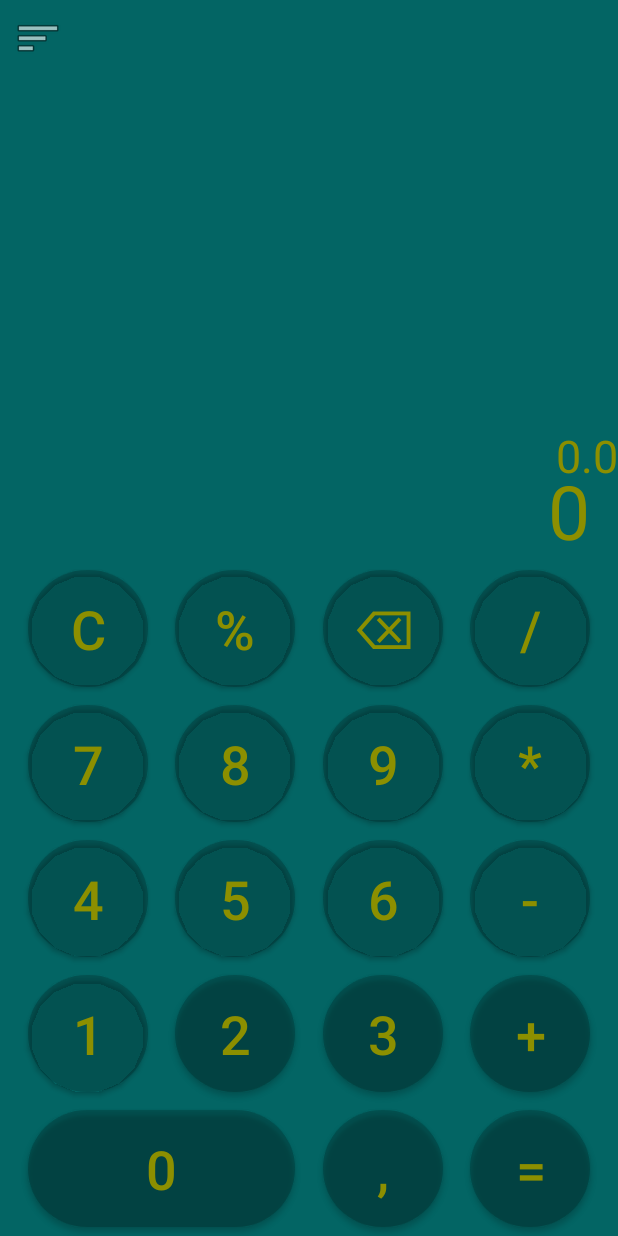
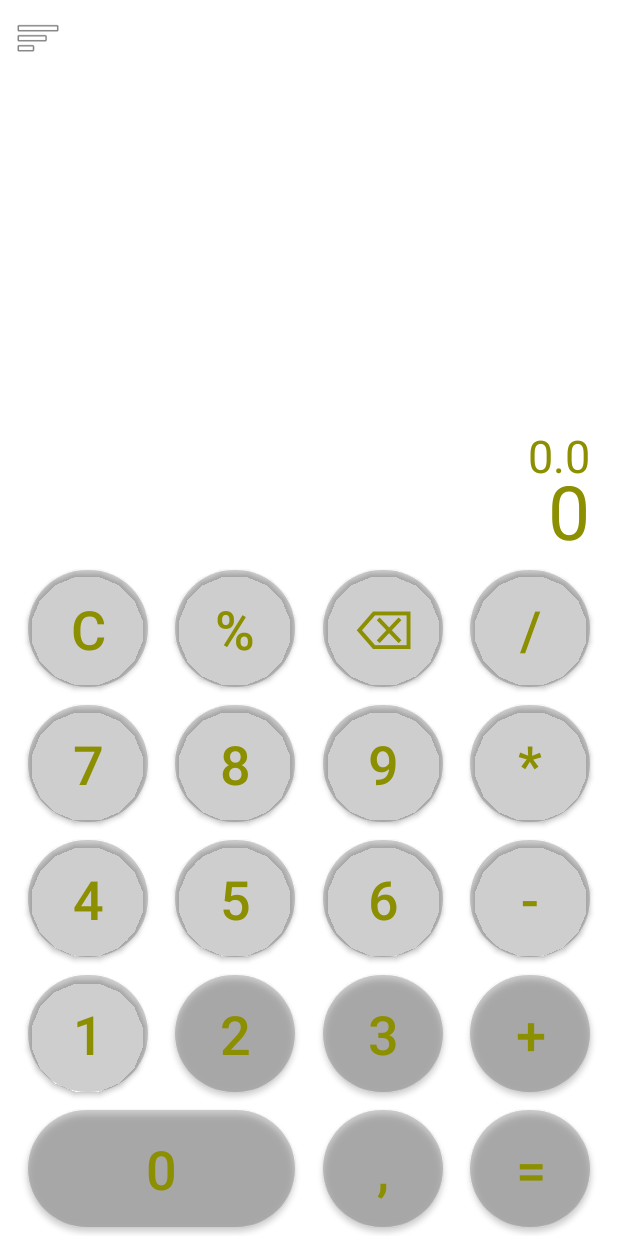
Before and after one commit to Kirill221199/Android_calculator_project, an Android app: the screen it shows after launch (MainActivity), on a phone screen of 412 x 824 dp. Run offline under Robolectric (Android 15) with nearby library versions, the light colour scheme and no system bars.

Commit message:
changed theme

```diff
--- a/app/src/main/res/layout/activity_main.xml
+++ b/app/src/main/res/layout/activity_main.xml
@@ -9,7 +9,7 @@
 
     <com.google.android.material.textview.MaterialTextView
         android:id="@+id/text_memory"
-        android:layout_width="match_parent"
+        android:layout_width="wrap_content"
         android:layout_height="@dimen/text_size_output"
         android:gravity="bottom|end"
         android:textColor="@color/text_default"
--- a/app/src/main/res/values/themes.xml
+++ b/app/src/main/res/values/themes.xml
@@ -14,7 +14,6 @@
         <item name="android:navigationBarColor" tools:targetApi="l">?attr/colorPrimaryVariant</item>
         <!-- Customize your theme here. -->
         <item name="android:textColor">@color/text_default</item>
-        <item name="android:background">@color/aquamarine_500</item>
     </style>
 
     <style name="Style_Red" parent="Theme.MaterialComponents.DayNight.NoActionBar">
```
